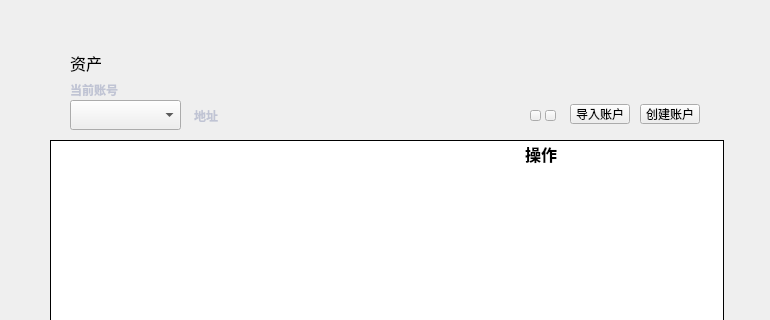
HcashOrg/hx-indicator, file mainpage.ui: the form before one commit; both pictures show x 0 to 770 and y 0 to 320 of the 770 by 530 pixel window.
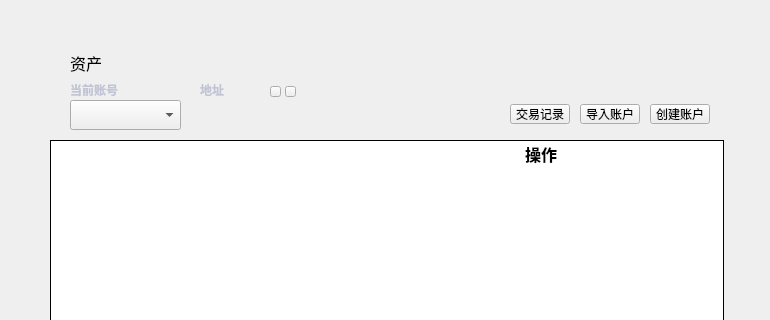
The form after the commit.

Diff of the .ui file:
```diff
--- a/mainpage.ui
+++ b/mainpage.ui
@@ -51,7 +51,7 @@
   <widget class="QToolButton" name="addAccountBtn">
    <property name="geometry">
     <rect>
-     <x>640</x>
+     <x>650</x>
      <y>104</y>
      <width>60</width>
      <height>20</height>
@@ -194,7 +194,7 @@
   <widget class="QToolButton" name="importAccountBtn">
    <property name="geometry">
     <rect>
-     <x>570</x>
+     <x>580</x>
      <y>104</y>
      <width>60</width>
      <height>20</height>
@@ -224,8 +224,8 @@
   <widget class="QToolButton" name="copyBtn">
    <property name="geometry">
     <rect>
-     <x>530</x>
-     <y>110</y>
+     <x>270</x>
+     <y>86</y>
      <width>11</width>
      <height>11</height>
     </rect>
@@ -295,7 +295,7 @@
   <widget class="QLabel" name="addressLabel">
    <property name="geometry">
     <rect>
-     <x>236</x>
+     <x>200</x>
      <y>104</y>
      <width>290</width>
      <height>24</height>
@@ -323,10 +323,10 @@
   <widget class="QLabel" name="addressLabel2">
    <property name="geometry">
     <rect>
-     <x>176</x>
-     <y>104</y>
+     <x>200</x>
+     <y>80</y>
      <width>60</width>
-     <height>24</height>
+     <height>20</height>
     </rect>
    </property>
    <property name="font">
@@ -341,14 +341,14 @@
     <string>地址</string>
    </property>
    <property name="alignment">
-    <set>Qt::AlignCenter</set>
+    <set>Qt::AlignLeading|Qt::AlignLeft|Qt::AlignVCenter</set>
    </property>
   </widget>
   <widget class="QToolButton" name="qrcodeBtn">
    <property name="geometry">
     <rect>
-     <x>545</x>
-     <y>110</y>
+     <x>285</x>
+     <y>86</y>
      <width>11</width>
      <height>11</height>
     </rect>
@@ -387,6 +387,36 @@
     <string>操作</string>
    </property>
   </widget>
+  <widget class="QToolButton" name="allTransactionBtn">
+   <property name="geometry">
+    <rect>
+     <x>510</x>
+     <y>104</y>
+     <width>60</width>
+     <height>20</height>
+    </rect>
+   </property>
+   <property name="font">
+    <font>
+     <family>微软雅黑</family>
+     <weight>50</weight>
+     <italic>false</italic>
+     <bold>false</bold>
+    </font>
+   </property>
+   <property name="cursor">
+    <cursorShape>PointingHandCursor</cursorShape>
+   </property>
+   <property name="focusPolicy">
+    <enum>Qt::NoFocus</enum>
+   </property>
+   <property name="styleSheet">
+    <string notr="true"/>
+   </property>
+   <property name="text">
+    <string>交易记录</string>
+   </property>
+  </widget>
   <zorder>addressLabel</zorder>
   <zorder>title_label</zorder>
   <zorder>addAccountBtn</zorder>
```
Left out of the diff: 1 changed line with no effect on the pictures.
